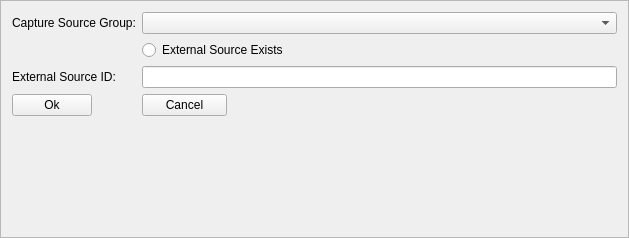
linz/nz-buildings, file buildings/gui/new_capture_source.ui: the form before one commit.
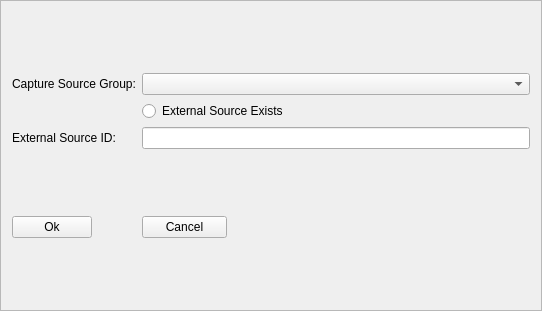
The form after the commit.

The edit to the form file:
```diff
--- a/buildings/gui/new_capture_source.ui
+++ b/buildings/gui/new_capture_source.ui
@@ -6,8 +6,8 @@
    <rect>
     <x>0</x>
     <y>0</y>
-    <width>629</width>
-    <height>238</height>
+    <width>542</width>
+    <height>311</height>
    </rect>
   </property>
   <property name="windowTitle">
@@ -20,37 +20,34 @@
    <enum>QFrame::Raised</enum>
   </property>
   <layout class="QFormLayout" name="formLayout">
-   <property name="fieldGrowthPolicy">
-    <enum>QFormLayout::AllNonFixedFieldsGrow</enum>
-   </property>
-   <item row="2" column="0">
+   <item row="1" column="0">
     <widget class="QLabel" name="l_capture_source_group">
      <property name="text">
       <string>Capture Source Group:</string>
      </property>
     </widget>
    </item>
-   <item row="2" column="1">
+   <item row="1" column="1">
     <widget class="QComboBox" name="cmb_capture_source_group"/>
    </item>
-   <item row="3" column="1">
+   <item row="2" column="1">
     <widget class="QRadioButton" name="rad_external_source">
      <property name="text">
       <string>External Source Exists</string>
      </property>
     </widget>
    </item>
-   <item row="5" column="0">
+   <item row="3" column="0">
     <widget class="QLabel" name="l_external_source_id">
      <property name="text">
       <string>External Source ID:</string>
      </property>
     </widget>
    </item>
-   <item row="5" column="1">
+   <item row="3" column="1">
     <widget class="QLineEdit" name="le_external_source_id"/>
    </item>
-   <item row="7" column="0">
+   <item row="5" column="0">
     <widget class="QPushButton" name="btn_ok">
      <property name="maximumSize">
       <size>
@@ -63,7 +60,7 @@
      </property>
     </widget>
    </item>
-   <item row="7" column="1">
+   <item row="5" column="1">
     <widget class="QPushButton" name="btn_cancel">
      <property name="maximumSize">
       <size>
@@ -76,6 +73,45 @@
      </property>
     </widget>
    </item>
+   <item row="0" column="1">
+    <spacer name="verticalSpacer">
+     <property name="orientation">
+      <enum>Qt::Vertical</enum>
+     </property>
+     <property name="sizeHint" stdset="0">
+      <size>
+       <width>20</width>
+       <height>40</height>
+      </size>
+     </property>
+    </spacer>
+   </item>
+   <item row="6" column="1">
+    <spacer name="verticalSpacer_2">
+     <property name="orientation">
+      <enum>Qt::Vertical</enum>
+     </property>
+     <property name="sizeHint" stdset="0">
+      <size>
+       <width>20</width>
+       <height>40</height>
+      </size>
+     </property>
+    </spacer>
+   </item>
+   <item row="4" column="1">
+    <spacer name="verticalSpacer_3">
+     <property name="orientation">
+      <enum>Qt::Vertical</enum>
+     </property>
+     <property name="sizeHint" stdset="0">
+      <size>
+       <width>20</width>
+       <height>40</height>
+      </size>
+     </property>
+    </spacer>
+   </item>
   </layout>
  </widget>
  <resources/>
```
